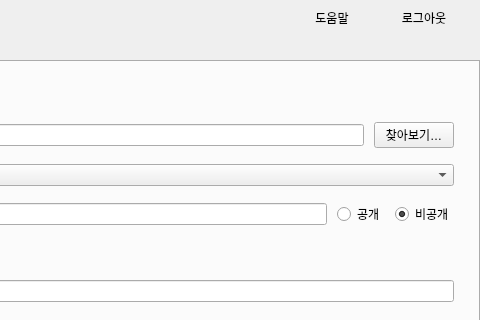
seongbin45/CloneUp, file ui/main_window.ui: the form before one commit; both pictures show x 240 to 720 and y 0 to 320 of the 720 by 592 pixel window.
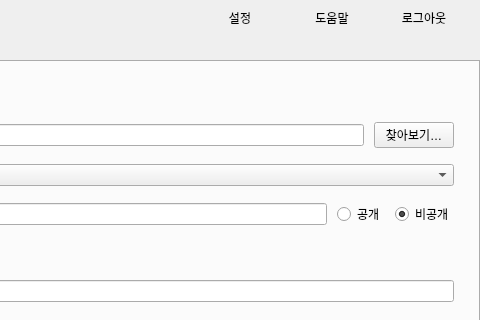
The form after the commit.

Commit message:
feat: add Settings menu next to Help in the status bar
Scaffold drop-down: find local clone (next), clear recent folders, about.

Diff of the .ui file:
```diff
--- a/ui/main_window.ui
+++ b/ui/main_window.ui
@@ -90,6 +90,22 @@
          </property>
         </spacer>
        </item>
+       <item>
+        <widget class="QPushButton" name="btnSettings">
+         <property name="text">
+          <string>설정</string>
+         </property>
+         <property name="flat">
+          <bool>true</bool>
+         </property>
+         <property name="cursor">
+          <cursorShape>PointingHandCursor</cursorShape>
+         </property>
+         <property name="toolTip">
+          <string>CloneUp 설정 (받은 폴더 찾기 등)</string>
+         </property>
+        </widget>
+       </item>
        <item>
         <widget class="QPushButton" name="btnHelpOnboarding">
          <property name="text">
```
The commit also changes 5 other files.
